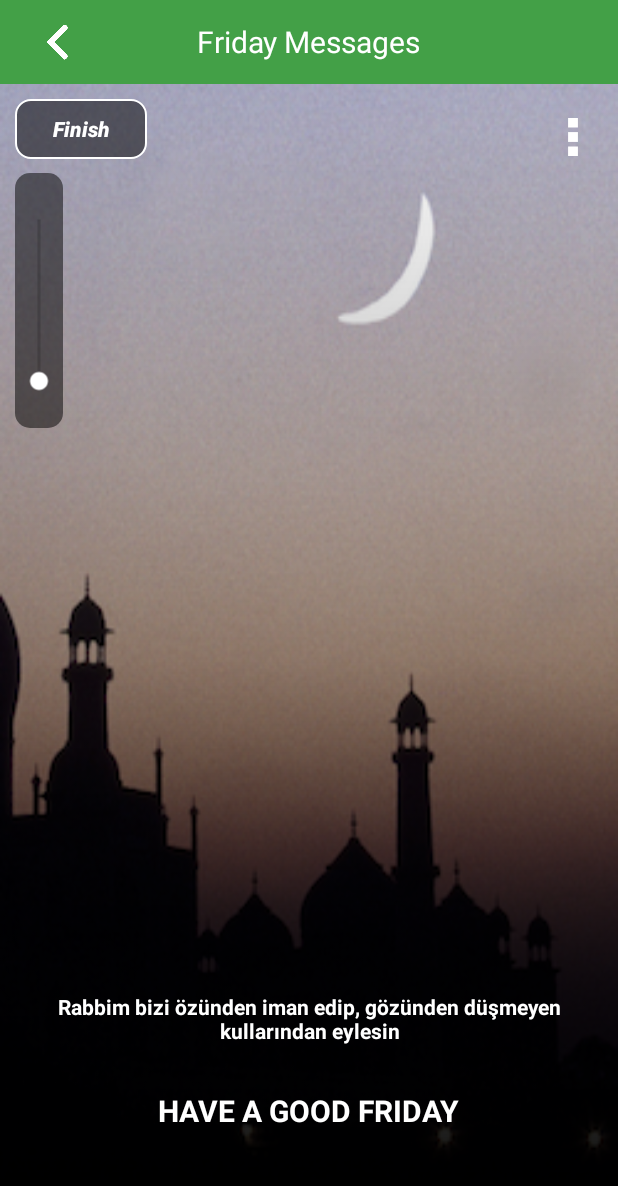
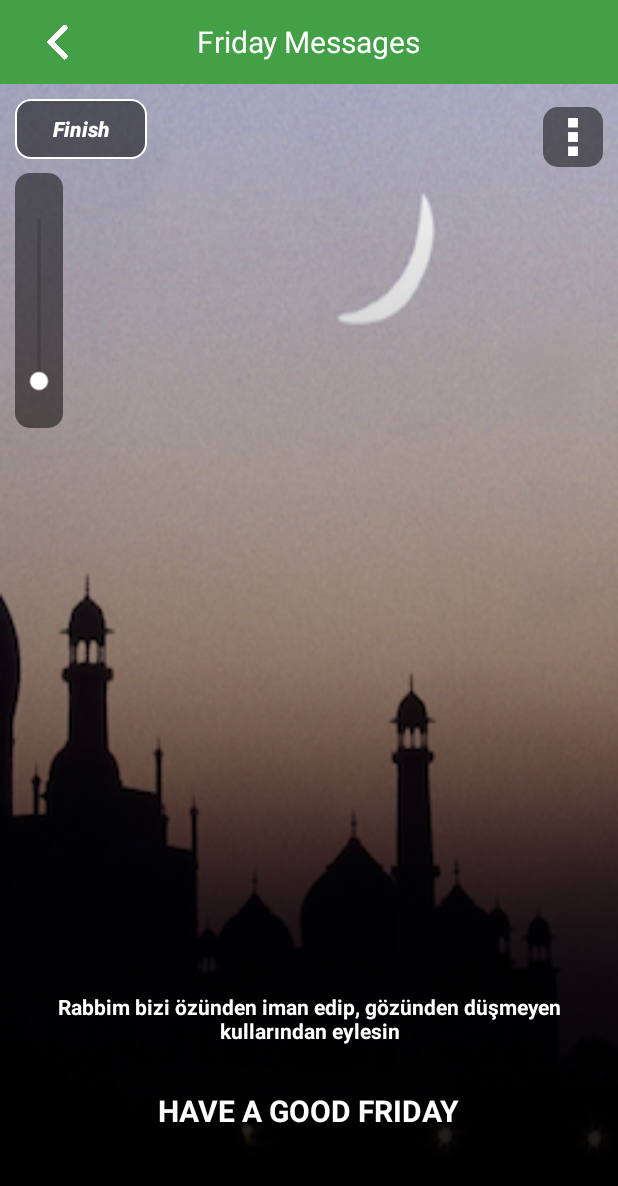
Before and after one commit to devlerLigi/KuranEzan, an Android app: the fragment CumaMesajlariFragment placed in its activity, on a phone screen of 412 x 824 dp. Shown: the top 1186 px of the screen. Run offline under Robolectric (Android 15) with nearby library versions, the phone set to English and light mode, and no system bars; our stand-ins replace AdMob, ButterKnife; libraries missing offline, so code that uses them is left out: com.crashlytics.android, fr.castorflex.android, io.fabric.sdk; plain views replace SmoothProgressBar; pictures from the network do not load; Roboto replaces fonts that are not available here; 1 statement that could not run was skipped.

Commit message:
dini bilgiler devam ediyor.

```diff
--- a/app/src/main/java/com/uren/kuranezan/MainFragments/TabDiger/SubFragments/CumaMesajlariFragment.java
+++ b/app/src/main/java/com/uren/kuranezan/MainFragments/TabDiger/SubFragments/CumaMesajlariFragment.java
@@ -143,6 +143,8 @@ public class CumaMesajlariFragment extends BaseFragment
                 0, GradientDrawable.RECTANGLE, 15, 0));
         finishButton.setBackground(ShapeUtil.getShape(getResources().getColor(R.color.transparentBlack),
                 getResources().getColor(R.color.White), GradientDrawable.RECTANGLE, 15, 2));
+        imgvMore.setBackground(ShapeUtil.getShape(getResources().getColor(R.color.transparentBlack),
+                0, GradientDrawable.RECTANGLE, 15, 0));
     }
 
     private void openMoreMenu(){
--- a/app/src/main/res/layout/fragment_cuma_mesajlari.xml
+++ b/app/src/main/res/layout/fragment_cuma_mesajlari.xml
@@ -137,7 +137,7 @@
                 android:layout_height="wrap_content"
                 android:layout_alignEnd="@+id/imgvMore"
                 android:layout_below="@+id/imgvMore"
-                android:layout_marginTop="7dp"
+                android:layout_marginTop="10dp"
                 android:orientation="horizontal"
                 android:visibility="gone">
 
```
